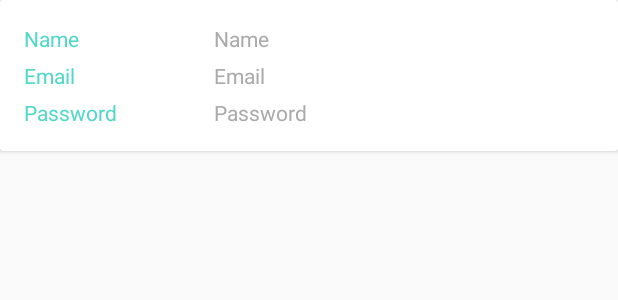
After one commit to Rishat7c/TeacherJournal, an Android app: the layout item_user_recycler.xml on its own in the app's theme, with its tools: preview values and no code run, on a phone screen of 412 x 824 dp. The commit adds this screen. Shown: the top 300 px of the screen. Run offline under Robolectric (Android 15) with nearby library versions, the phone set to English and light mode, and no system bars.

Commit message:
add Adapter Recycler

```diff
--- a/app/src/main/java/tj/teacherjournal/MainActivity.java
+++ b/app/src/main/java/tj/teacherjournal/MainActivity.java
@@ -43,6 +43,9 @@ public class MainActivity extends AppCompatActivity
         navigationView.setNavigationItemSelectedListener(this);
 
         String emailFromIntent = getIntent().getStringExtra("EMAIL");
+
+//        navigationView = findViewById(R.id.nav_header_main);
+//        navigationView.inflateMenu(R.menu.activity_main_drawer);
 
         fAttend = new FragmentAttend();
         fListStud = new FragmentListStud();
--- /dev/null
+++ b/app/src/main/res/layout/item_user_recycler.xml
@@ -0,0 +1,81 @@
+<?xml version="1.0" encoding="utf-8"?>
+<android.support.v7.widget.CardView xmlns:android="http://schemas.android.com/apk/res/android"
+    xmlns:card_view="http://schemas.android.com/apk/res-auto"
+    android:layout_width="match_parent"
+    android:layout_height="wrap_content">
+
+
+    <LinearLayout
+        android:layout_width="match_parent"
+        android:layout_height="wrap_content"
+        android:orientation="vertical"
+        android:padding="16dp">
+
+        <LinearLayout
+            android:layout_width="match_parent"
+            android:layout_height="wrap_content"
+            android:orientation="horizontal">
+
+            <android.support.v7.widget.AppCompatTextView
+                android:layout_width="match_parent"
+                android:layout_height="wrap_content"
+                android:layout_weight="2"
+                android:text="@string/hint_name"
+                android:textColor="@color/colorTextHint" />
+
+            <android.support.v7.widget.AppCompatTextView
+                android:id="@+id/textViewName"
+                android:layout_width="match_parent"
+                android:layout_height="wrap_content"
+                android:layout_weight="1"
+                android:text="@string/hint_name"
+                android:textColor="@android:color/darker_gray" />
+        </LinearLayout>
+
+        <LinearLayout
+            android:layout_width="match_parent"
+            android:layout_height="wrap_content"
+            android:layout_marginTop="5dp"
+            android:orientation="horizontal">
+
+            <android.support.v7.widget.AppCompatTextView
+                android:layout_width="match_parent"
+                android:layout_height="wrap_content"
+                android:layout_weight="2"
+                android:text="@string/hint_email"
+                android:textColor="@color/colorTextHint" />
+
+            <android.support.v7.widget.AppCompatTextView
+                android:id="@+id/textViewEmail"
+                android:layout_width="match_parent"
+                android:layout_height="wrap_content"
+                android:layout_weight="1"
+                android:text="@string/hint_email"
+                android:textColor="@android:color/darker_gray" />
+        </LinearLayout>
+
+        <LinearLayout
+            android:layout_width="match_parent"
+            android:layout_height="wrap_content"
+            android:layout_marginTop="5dp"
+            android:orientation="horizontal">
+
+            <android.support.v7.widget.AppCompatTextView
+                android:layout_width="match_parent"
+                android:layout_height="wrap_content"
+                android:layout_weight="2"
+                android:text="@string/hint_password"
+                android:textColor="@color/colorTextHint" />
+
+            <android.support.v7.widget.AppCompatTextView
+                android:id="@+id/textViewPassword"
+                android:layout_width="match_parent"
+                android:layout_height="wrap_content"
+                android:layout_weight="1"
+                android:text="@string/hint_password"
+                android:textColor="@android:color/darker_gray" />
+        </LinearLayout>
+
+    </LinearLayout>
+
+</android.support.v7.widget.CardView>
--- a/app/src/main/res/values/colors.xml
+++ b/app/src/main/res/values/colors.xml
@@ -5,4 +5,5 @@
     <color name="colorAccent">#FF4081</color>
     <color name="colorWhite">#FAFAFA</color>
     <color name="colorPink">#fe104d</color>
+    <color name="colorTextHint">#51d8c7</color>
 </resources>
--- a/app/src/main/res/values/strings.xml
+++ b/app/src/main/res/values/strings.xml
@@ -15,4 +15,8 @@
     <string name="note_item">Заметки</string>
     <string name="settingprofile_item">Настройки провиля</string>
     <string name="settings">Настройки</string>
+    <string name="text_student">All student</string>
+    <string name="hint_name">Name</string>
+    <string name="hint_email">Email</string>
+    <string name="hint_password">Password</string>
 </resources>
```
Also changed, not shown: app/src/main/java/tj/teacherjournal/StudentRecyclerAdapter.java (added, +64 -0 lines), app/src/main/java/tj/teacherjournal/fragments/FragmentListStud.java (+74 -0 lines), app/src/main/res/layout/fragment_list_stud.xml (+20 -5 lines).
